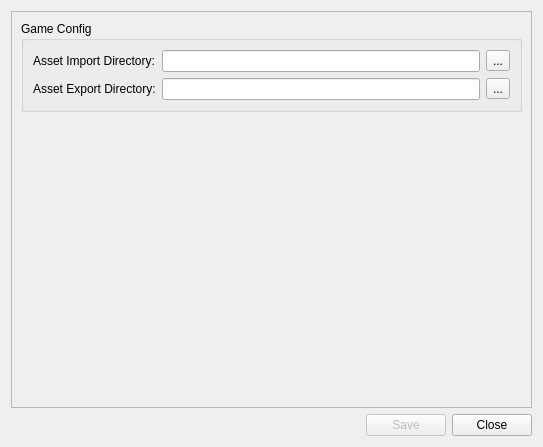
The window that LimbicEditor/Settings.ui (AlekMabry/LimbicEngine) describes before a commit, drawn with Qt 5.
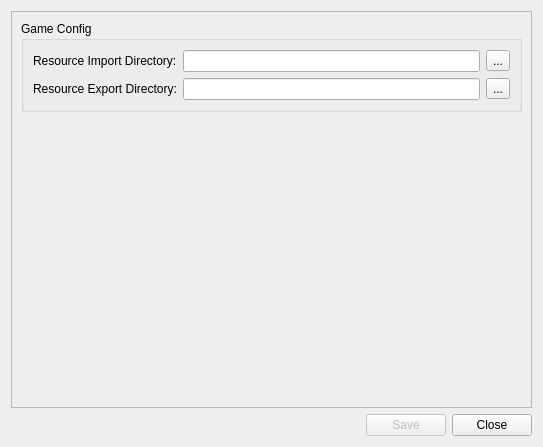
The same window after the commit.

```diff
--- a/LimbicEditor/Settings.ui
+++ b/LimbicEditor/Settings.ui
@@ -38,7 +38,7 @@
           <item row="0" column="0">
            <widget class="QLabel" name="label">
             <property name="text">
-             <string>Asset Import Directory:</string>
+             <string>Resource Import Directory:</string>
             </property>
            </widget>
           </item>
@@ -63,7 +63,7 @@
           <item row="1" column="0">
            <widget class="QLabel" name="label_2">
             <property name="text">
-             <string>Asset Export Directory:</string>
+             <string>Resource Export Directory:</string>
             </property>
            </widget>
           </item>
```
Left out of the diff: 8 changed lines with no effect on the pictures.
